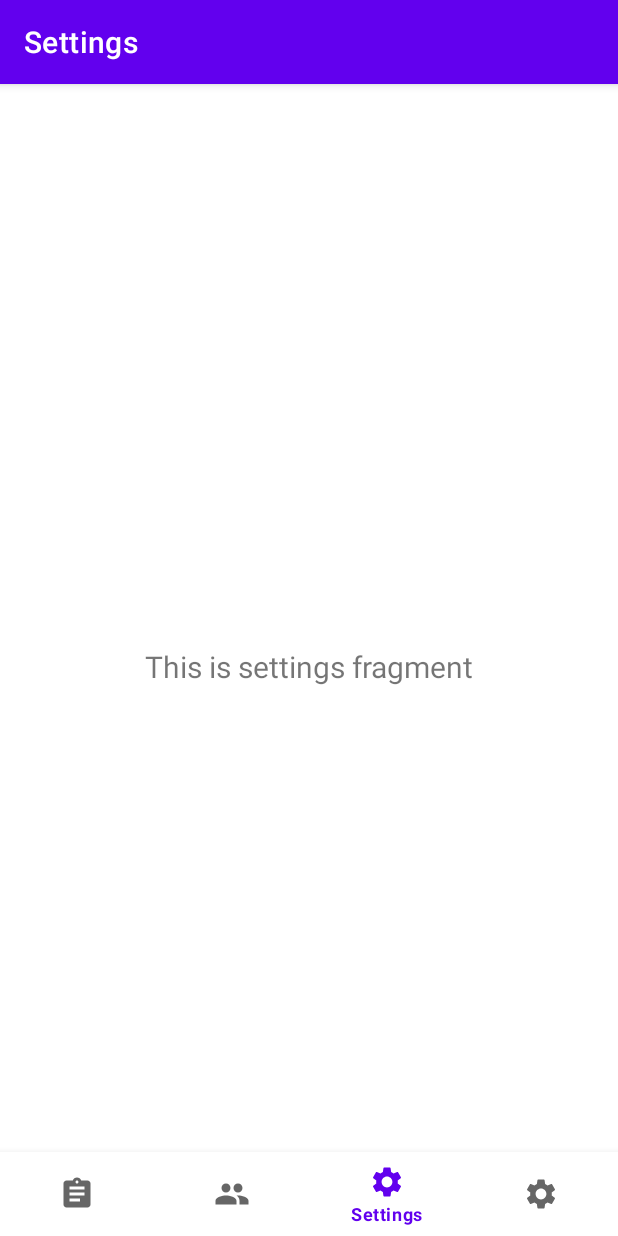
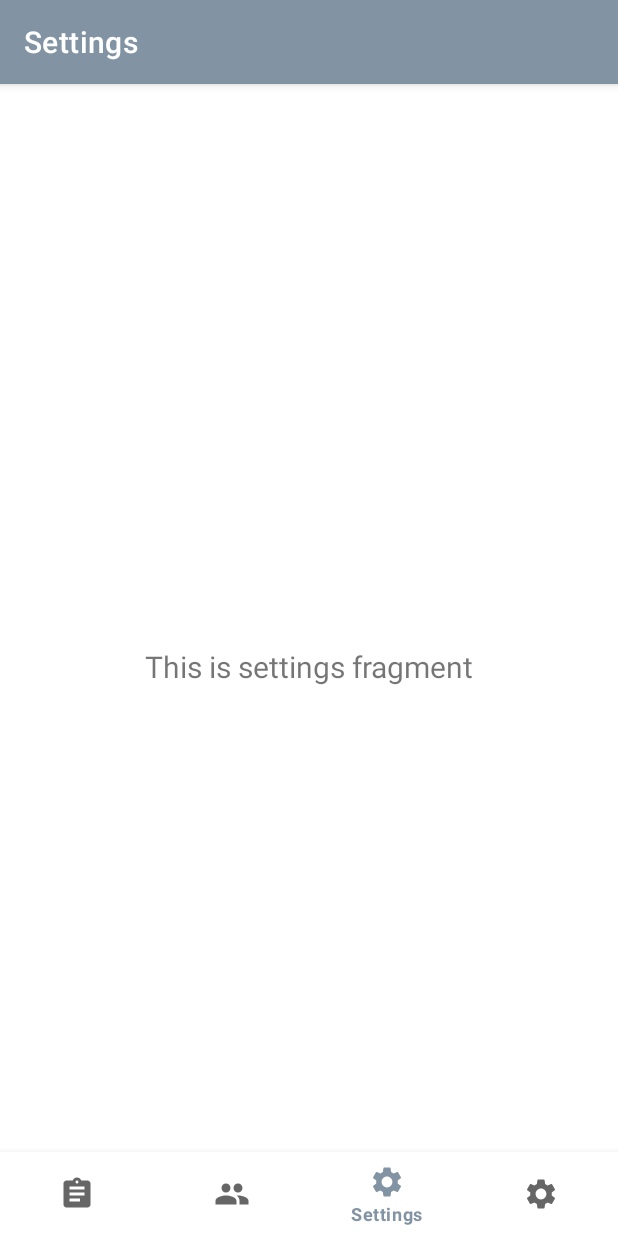
Before and after one commit to Yatamashi/Scribble_Bullet_PME, an Android app: the screen it shows after launch (MainActivity), item 3 of the bottom bar chosen, on a phone screen of 412 x 824 dp. Run offline under Robolectric (Android 15) with nearby library versions, the phone set to English and light mode, and no system bars; our stand-ins replace Room's generated code, navigation-ui; libraries missing offline, so code that uses them is left out: com.github.javafaker.

Commit message:
tried to connect checkbox from layout with database

```diff
--- a/app/src/main/java/de/fhe/pmeplayground/model/ToDo.java
+++ b/app/src/main/java/de/fhe/pmeplayground/model/ToDo.java
@@ -15,6 +15,10 @@ public class ToDo {
     @NonNull
     @ColumnInfo(name = "toDoTitle")
     private String toDoTitle;
+
+
+    @ColumnInfo(name = "toDoDone")
+    private boolean toDoDone;
 
     @NonNull
     @ColumnInfo(name = "description")
@@ -48,6 +52,7 @@ public class ToDo {
         this.deadline = deadline;
         this.created = ( System.currentTimeMillis() );
         this.modified = ( System.currentTimeMillis() );
+       // this.toDoDone = false;
     }
 
     public int getId() {
@@ -120,6 +125,14 @@ public class ToDo {
         this.deadline = deadline;
     }
 
+    public boolean isToDoDone() {
+        return toDoDone;
+    }
+
+    public void setToDoDone(boolean toDoDone)
+    {
+        this.toDoDone = toDoDone;
+    }
 
     @Override
     public String toString() {
--- a/app/src/main/java/de/fhe/pmeplayground/storage/Repository.java
+++ b/app/src/main/java/de/fhe/pmeplayground/storage/Repository.java
@@ -153,4 +153,5 @@ public class Repository {
     }
 
 
+
 }
--- a/app/src/main/java/de/fhe/pmeplayground/storage/ToDoDatabase.java
+++ b/app/src/main/java/de/fhe/pmeplayground/storage/ToDoDatabase.java
@@ -104,15 +104,18 @@ public abstract class ToDoDatabase extends RoomDatabase {
                 toDo.setCreated( System.currentTimeMillis() );
                 toDo.setModified( toDo.getCreated() );
                 toDo.setVersion( 1 );
+                toDo.setToDoDone(false);
                 dao.insert(toDo);
+
 
                 ToDo toDo1 = new ToDo("Putzen", "das Haus", "bis morgen", "20230401");
                 toDo1.setCreated( System.currentTimeMillis() );
                 toDo1.setModified( toDo1.getCreated() );
                 toDo1.setVersion( 1 );
+                toDo1.setToDoDone(false);
                 dao.insert(toDo1);
 
-                ToDo toDo2 = new ToDo("Einkaufen", "Milch und Brot", "heute Nachmittag", "20230401");
+            /*    ToDo toDo2 = new ToDo("Einkaufen", "Milch und Brot", "heute Nachmittag", "20230401");
                 toDo2.setCreated( System.currentTimeMillis() );
                 toDo2.setModified( toDo2.getCreated() );
                 toDo2.setVersion( 1 );
@@ -178,7 +181,7 @@ public abstract class ToDoDatabase extends RoomDatabase {
                 toDo12.setVersion( 1 );
                 dao.insert(toDo12);
 
-
+*/
             });
         }
     };
--- a/app/src/main/java/de/fhe/pmeplayground/view/MainActivity.java
+++ b/app/src/main/java/de/fhe/pmeplayground/view/MainActivity.java
@@ -32,6 +32,8 @@ public class MainActivity extends AppCompatActivity {
         NavigationUI.setupActionBarWithNavController(this, navController, appBarConfiguration);
         NavigationUI.setupWithNavController(navView, navController);
 
+
+
     }
 
 }
--- a/app/src/main/java/de/fhe/pmeplayground/view/detailview/DetailView.java
+++ b/app/src/main/java/de/fhe/pmeplayground/view/settings/detailview/DetailView.java
@@ -1,4 +1,4 @@
-package de.fhe.pmeplayground.view.detailview;
+package de.fhe.pmeplayground.view.settings.detailview;
 
 import android.os.Bundle;
 import android.view.LayoutInflater;
--- a/app/src/main/java/de/fhe/pmeplayground/view/detailview/DetailViewViewModel.java
+++ b/app/src/main/java/de/fhe/pmeplayground/view/settings/detailview/DetailViewViewModel.java
@@ -1,4 +1,4 @@
-package de.fhe.pmeplayground.view.detailview;
+package de.fhe.pmeplayground.view.settings.detailview;
 
 import androidx.lifecycle.ViewModel;
 
--- a/app/src/main/java/de/fhe/pmeplayground/view/toDolist/ToDoListAdapter.java
+++ b/app/src/main/java/de/fhe/pmeplayground/view/toDolist/ToDoListAdapter.java
@@ -23,13 +23,13 @@ public class ToDoListAdapter extends RecyclerView.Adapter<ToDoListAdapter.ToDoVi
     static class ToDoViewHolder extends RecyclerView.ViewHolder
     {
         private final TextView toDoTitle;
-       // private final CheckBox done;
+      //  private final CheckBox toDoDone;
 
         private ToDoViewHolder(View itemView)
         {
             super(itemView);
             this.toDoTitle = itemView.findViewById(R.id.list_item_todo_title);
-           // this.done = itemView.findViewById(R.id.list_item_todo_done);
+           // this.toDoDone = itemView.findViewById(R.id.list_item_todo_done);
         }
     }
 
@@ -58,6 +58,7 @@ public class ToDoListAdapter extends RecyclerView.Adapter<ToDoListAdapter.ToDoVi
 
         ToDo current = this.toDoList.get(position);
         holder.toDoTitle.setText(String.format("%s", current.getToDoTitle()));
+       // holder.toDoDone.setChecked(false);
 
         }
         else
--- a/app/src/main/res/layout/fragment_detail_view.xml
+++ b/app/src/main/res/layout/fragment_detail_view.xml
@@ -4,7 +4,7 @@
     xmlns:tools="http://schemas.android.com/tools"
     android:layout_width="match_parent"
     android:layout_height="match_parent"
-    tools:context=".view.detailview.DetailView">
+    tools:context=".view.settings.detailview.DetailView">
 
     <TextView
         android:id="@+id/textView"
--- a/app/src/main/res/layout/list_item_todo.xml
+++ b/app/src/main/res/layout/list_item_todo.xml
@@ -25,7 +25,8 @@
         android:layout_weight="5"
         android:padding="20dp"
         android:textSize="22sp"
-        android:text="@tools:sample/full_names" />
+        android:text="@tools:sample/full_names"
+        android:checked="@+id/list_item_todo_done"/>
 
 
 </LinearLayout>
--- a/app/src/main/res/navigation/navigation_graph.xml
+++ b/app/src/main/res/navigation/navigation_graph.xml
@@ -24,7 +24,7 @@
         tools:layout="@layout/fragment_settings" />
     <fragment
         android:id="@+id/navigation_detail_view"
-        android:name="de.fhe.pmeplayground.view.detailview.DetailView"
+        android:name="de.fhe.pmeplayground.view.settings.detailview.DetailView"
         android:label="@string/title_detail_view"
         tools:layout="@layout/fragment_detail_view" />
 
--- a/app/src/main/res/values/colors.xml
+++ b/app/src/main/res/values/colors.xml
@@ -7,4 +7,11 @@
     <color name="teal_700">#FF018786</color>
     <color name="black">#FF000000</color>
     <color name="white">#FFFFFFFF</color>
+    <color name="grey">#8293A3</color>
+    <color name="rose">#BDA8A5</color>
+    <color name="blue">#C8CFD9</color>
+
+
+
+
 </resources>
--- a/app/src/main/res/values/themes.xml
+++ b/app/src/main/res/values/themes.xml
@@ -2,11 +2,11 @@
     <!-- Base application theme. -->
     <style name="Theme.PMEPlayground" parent="Theme.MaterialComponents.DayNight.DarkActionBar">
         <!-- Primary brand color. -->
-        <item name="colorPrimary">@color/purple_500</item>
-        <item name="colorPrimaryVariant">@color/purple_700</item>
+        <item name="colorPrimary">@color/grey</item>
+        <item name="colorPrimaryVariant">@color/rose</item>
         <item name="colorOnPrimary">@color/white</item>
         <!-- Secondary brand color. -->
-        <item name="colorSecondary">@color/teal_200</item>
+        <item name="colorSecondary">@color/blue</item>
         <item name="colorSecondaryVariant">@color/teal_700</item>
         <item name="colorOnSecondary">@color/black</item>
         <!-- Status bar color. -->
```
Also changed, not shown: app/src/main/java/de/fhe/pmeplayground/core/MyApplication.java (+0 -8 lines).
